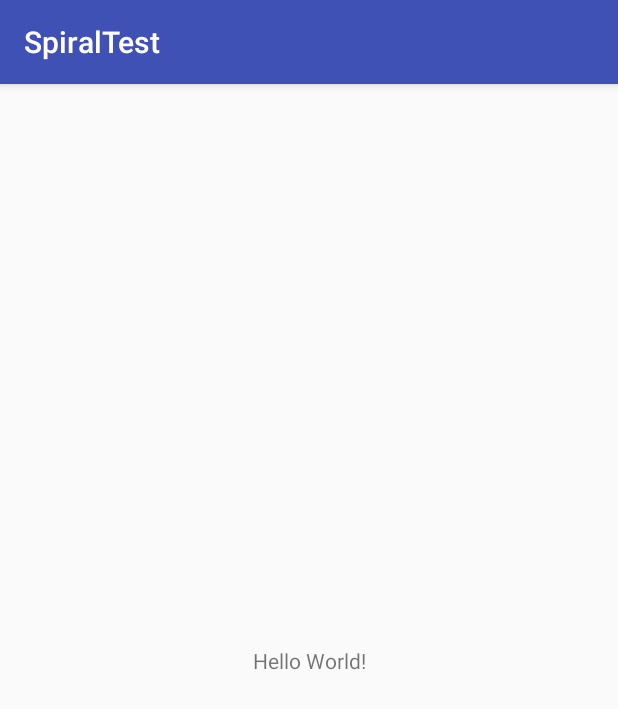
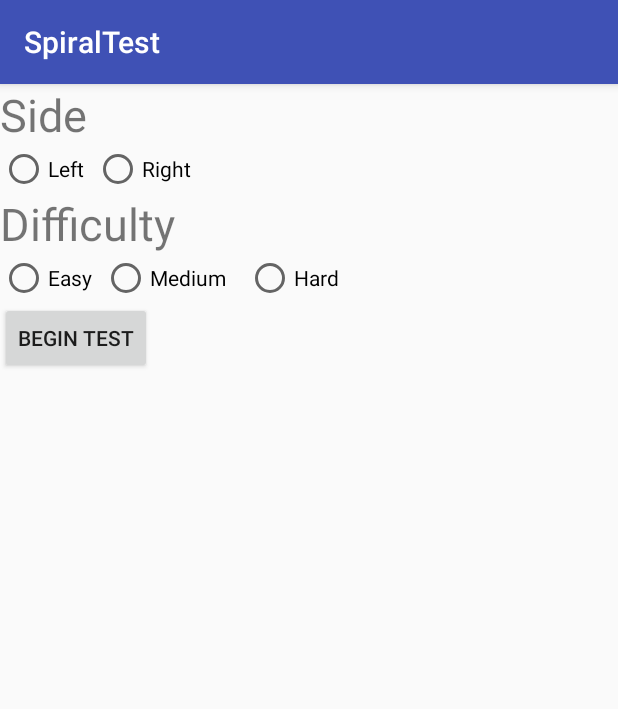
Before and after one commit to cmsc436/SpiralTest, an Android app: the screen it shows after launch (MainActivity), on a phone screen of 412 x 824 dp. Shown: the top 709 px of the screen. Run offline under Robolectric (Android 15) with nearby library versions, the phone set to English and light mode, and no system bars.

Commit message:
set up front end simulation

```diff
--- a/app/src/main/java/cmsc436/umd/edu/spiraltest/MainActivity.java
+++ b/app/src/main/java/cmsc436/umd/edu/spiraltest/MainActivity.java
@@ -1,13 +1,63 @@
 package cmsc436.umd.edu.spiraltest;
 
+import android.content.Intent;
+import android.support.annotation.IdRes;
 import android.support.v7.app.AppCompatActivity;
 import android.os.Bundle;
+import android.view.View;
+import android.widget.RadioGroup;
 
 public class MainActivity extends AppCompatActivity {
+
+    private String side;
+    private String difficulty;
+    private RadioGroup side_rg;
+    private RadioGroup difficulty_rg;
+
 
     @Override
     protected void onCreate(Bundle savedInstanceState) {
         super.onCreate(savedInstanceState);
         setContentView(R.layout.activity_main);
+
+        side_rg = (RadioGroup) findViewById(R.id.side);
+        difficulty_rg = (RadioGroup) findViewById(R.id.difficulty);
+
+        side_rg.setOnCheckedChangeListener(new RadioGroup.OnCheckedChangeListener() {
+            @Override
+            public void onCheckedChanged(RadioGroup group, @IdRes int checkedId) {
+                side = checkedId == R.id.left ? "left" : "right";
+            }
+        });
+
+        difficulty_rg.setOnCheckedChangeListener(new RadioGroup.OnCheckedChangeListener() {
+            @Override
+            public void onCheckedChanged(RadioGroup group, @IdRes int checkedId) {
+                switch(checkedId){
+                    case R.id.easy:
+                        difficulty = "easy";
+                        break;
+                    case R.id.medium:
+                        difficulty = "medium";
+                        break;
+                    case R.id.hard:
+                        difficulty = "hard";
+                        break;
+                    default:
+                        break;
+                }
+            }
+        });
+    }
+
+    public void startTest(View view) {
+        Intent intent = new Intent(this, SpiralTest.class);
+        Bundle b = new Bundle();
+        b.putString("side", side);
+        b.putString("difficulty", difficulty);
+        intent.putExtras(b);
+
+        startActivity(intent);
+        finish();
     }
 }
--- a/app/src/main/res/layout/activity_main.xml
+++ b/app/src/main/res/layout/activity_main.xml
@@ -1,18 +1,73 @@
 <?xml version="1.0" encoding="utf-8"?>
-<android.support.constraint.ConstraintLayout xmlns:android="http://schemas.android.com/apk/res/android"
+<LinearLayout xmlns:android="http://schemas.android.com/apk/res/android"
     xmlns:app="http://schemas.android.com/apk/res-auto"
     xmlns:tools="http://schemas.android.com/tools"
     android:layout_width="match_parent"
     android:layout_height="match_parent"
-    tools:context="cmsc436.umd.edu.spiraltest.MainActivity">
+    tools:context="cmsc436.umd.edu.spiraltest.MainActivity"
+    android:orientation="vertical"
+    >
 
     <TextView
         android:layout_width="wrap_content"
         android:layout_height="wrap_content"
-        android:text="Hello World!"
-        app:layout_constraintBottom_toBottomOf="parent"
-        app:layout_constraintLeft_toLeftOf="parent"
-        app:layout_constraintRight_toRightOf="parent"
-        app:layout_constraintTop_toTopOf="parent" />
+        android:text="Side"
+        android:textSize="30sp" />
 
-</android.support.constraint.ConstraintLayout>
+    <RadioGroup
+        android:id="@+id/side"
+        android:layout_width="match_parent"
+        android:layout_height="wrap_content"
+        android:orientation="horizontal">
+
+        <RadioButton
+            android:id="@+id/left"
+            android:layout_width="wrap_content"
+            android:layout_height="wrap_content"
+            android:text="Left  " />
+
+        <RadioButton
+            android:id="@+id/right"
+            android:layout_width="wrap_content"
+            android:layout_height="wrap_content"
+            android:text="Right"
+            />
+    </RadioGroup>
+
+    <TextView
+        android:layout_width="wrap_content"
+        android:layout_height="wrap_content"
+        android:text="Difficulty"
+        android:textSize="30sp" />
+
+    <RadioGroup
+        android:id="@+id/difficulty"
+        android:layout_width="match_parent"
+        android:layout_height="wrap_content"
+        android:orientation="horizontal">
+
+        <RadioButton
+            android:layout_width="wrap_content"
+            android:layout_height="wrap_content"
+            android:text="Easy  "
+            android:id="@+id/easy"/>
+
+        <RadioButton
+            android:layout_width="wrap_content"
+            android:layout_height="wrap_content"
+            android:text="Medium    "
+            android:id="@+id/medium"/>
+        <RadioButton
+            android:layout_width="wrap_content"
+            android:layout_height="wrap_content"
+            android:text="Hard    "
+            android:id="@+id/hard"/>
+    </RadioGroup>
+
+    <Button
+        android:layout_width="wrap_content"
+        android:layout_height="wrap_content"
+        android:onClick="startTest"
+        android:text="Begin Test"/>
+
+</LinearLayout>
```
Also changed, not shown: app/src/main/AndroidManifest.xml (+7 -0 lines), app/src/main/java/cmsc436/umd/edu/spiraltest/SpiralTest.java (added, +13 -0 lines), app/src/main/res/layout/activity_spiral_test.xml (added, +9 -0 lines).
